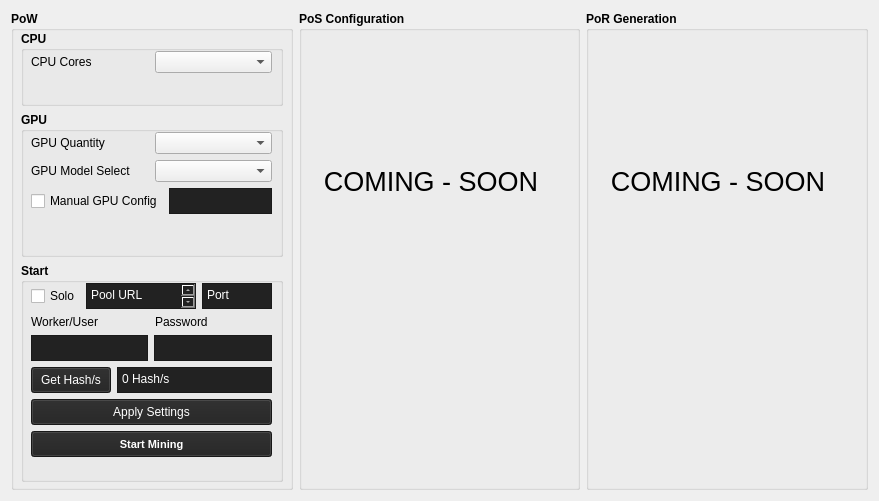
Before: the Qt Designer form src/qt/forms/generatepage.ui in CryptoCoderz/Espers, drawn with Qt 5.
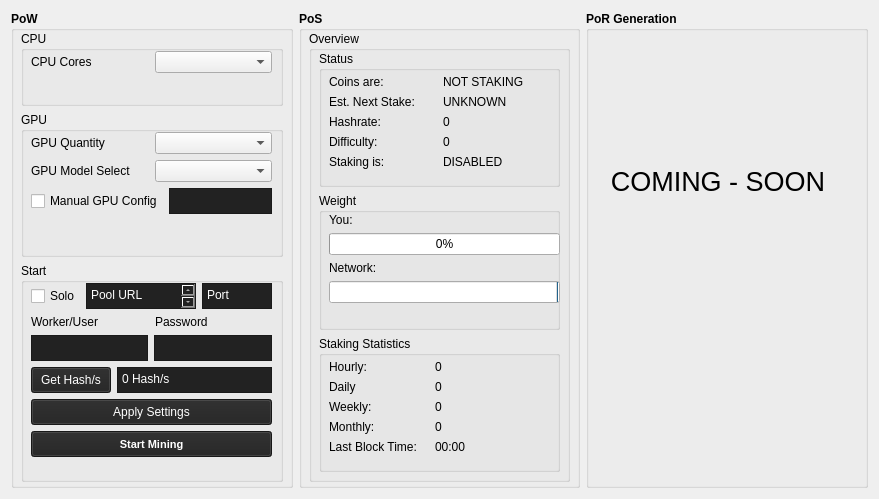
After: the same form once the commit is applied.

```diff
--- a/src/qt/forms/generatepage.ui
+++ b/src/qt/forms/generatepage.ui
@@ -7,7 +7,7 @@
     <x>0</x>
     <y>0</y>
     <width>879</width>
-    <height>501</height>
+    <height>499</height>
    </rect>
   </property>
   <property name="windowTitle">
@@ -55,8 +55,8 @@
              </property>
              <property name="font">
               <font>
-               <weight>75</weight>
-               <bold>true</bold>
+               <weight>50</weight>
+               <bold>false</bold>
               </font>
              </property>
              <property name="title">
@@ -137,8 +137,8 @@
              </property>
              <property name="font">
               <font>
-               <weight>75</weight>
-               <bold>true</bold>
+               <weight>50</weight>
+               <bold>false</bold>
               </font>
              </property>
              <property name="title">
@@ -294,8 +294,8 @@
              </property>
              <property name="font">
               <font>
-               <weight>75</weight>
-               <bold>true</bold>
+               <weight>50</weight>
+               <bold>false</bold>
               </font>
              </property>
              <property name="title">
@@ -664,33 +664,408 @@
           </font>
          </property>
          <property name="title">
-          <string>PoS Configuration</string>
+          <string>PoS</string>
          </property>
          <widget class="QWidget" name="verticalLayoutWidget_5">
           <property name="geometry">
            <rect>
             <x>10</x>
             <y>20</y>
-            <width>244</width>
-            <height>301</height>
+            <width>261</width>
+            <height>451</height>
            </rect>
           </property>
           <layout class="QVBoxLayout" name="verticalLayout_10">
            <item>
-            <widget class="QLabel" name="label_2">
+            <widget class="QGroupBox" name="groupBox_4">
              <property name="font">
               <font>
-               <pointsize>20</pointsize>
                <weight>50</weight>
                <bold>false</bold>
               </font>
              </property>
-             <property name="text">
-              <string>COMING - SOON</string>
+             <property name="title">
+              <string>Overview</string>
              </property>
-             <property name="alignment">
-              <set>Qt::AlignCenter</set>
-             </property>
+             <widget class="QWidget" name="verticalLayoutWidget_3">
+              <property name="geometry">
+               <rect>
+                <x>10</x>
+                <y>20</y>
+                <width>241</width>
+                <height>421</height>
+               </rect>
+              </property>
+              <layout class="QVBoxLayout" name="verticalLayout_11">
+               <item>
+                <widget class="QGroupBox" name="groupBox_5">
+                 <property name="title">
+                  <string>Status</string>
+                 </property>
+                 <widget class="QWidget" name="horizontalLayoutWidget">
+                  <property name="geometry">
+                   <rect>
+                    <x>10</x>
+                    <y>20</y>
+                    <width>221</width>
+                    <height>21</height>
+                   </rect>
+                  </property>
+                  <layout class="QHBoxLayout" name="horizontalLayout_2">
+                   <item>
+                    <widget class="QLabel" name="label_8">
+                     <property name="text">
+                      <string>Coins are:</string>
+                     </property>
+                    </widget>
+                   </item>
+                   <item>
+                    <widget class="QLabel" name="stkstat">
+                     <property name="text">
+                      <string>NOT STAKING</string>
+                     </property>
+                    </widget>
+                   </item>
+                  </layout>
+                 </widget>
+                 <widget class="QWidget" name="horizontalLayoutWidget_2">
+                  <property name="geometry">
+                   <rect>
+                    <x>10</x>
+                    <y>40</y>
+                    <width>221</width>
+                    <height>21</height>
+                   </rect>
+                  </property>
+                  <layout class="QHBoxLayout" name="horizontalLayout_3">
+                   <item>
+                    <widget class="QLabel" name="label_12">
+                     <property name="text">
+                      <string>Est. Next Stake:</string>
+                     </property>
+                    </widget>
+                   </item>
+                   <item>
+                    <widget class="QLabel" name="estnxt">
+                     <property name="text">
+                      <string>UNKNOWN</string>
+                     </property>
+                    </widget>
+                   </item>
+                  </layout>
+                 </widget>
+                 <widget class="QWidget" name="horizontalLayoutWidget_3">
+                  <property name="geometry">
+                   <rect>
+                    <x>10</x>
+                    <y>60</y>
+                    <width>221</width>
+                    <height>21</height>
+                   </rect>
+                  </property>
+                  <layout class="QHBoxLayout" name="horizontalLayout_4">
+                   <item>
+                    <widget class="QLabel" name="label_14">
+                     <property name="text">
+                      <string>Hashrate:</string>
+                     </property>
+                    </widget>
+                   </item>
+                   <item>
+                    <widget class="QLabel" name="hashrt">
+                     <property name="text">
+                      <string>0</string>
+                     </property>
+                    </widget>
+                   </item>
+                  </layout>
+                 </widget>
+                 <widget class="QWidget" name="horizontalLayoutWidget_4">
+                  <property name="geometry">
+                   <rect>
+                    <x>10</x>
+                    <y>80</y>
+                    <width>221</width>
+                    <height>21</height>
+                   </rect>
+                  </property>
+                  <layout class="QHBoxLayout" name="horizontalLayout_5">
+                   <item>
+                    <widget class="QLabel" name="label_15">
+                     <property name="text">
+                      <string>Difficulty:</string>
+                     </property>
+                    </widget>
+                   </item>
+                   <item>
+                    <widget class="QLabel" name="diffdsp">
+                     <property name="text">
+                      <string>0</string>
+                     </property>
+                    </widget>
+                   </item>
+                  </layout>
+                 </widget>
+                 <widget class="QWidget" name="horizontalLayoutWidget_9">
+                  <property name="geometry">
+                   <rect>
+                    <x>10</x>
+                    <y>100</y>
+                    <width>221</width>
+                    <height>21</height>
+                   </rect>
+                  </property>
+                  <layout class="QHBoxLayout" name="horizontalLayout_17">
+                   <item>
+                    <widget class="QLabel" name="label_11">
+                     <property name="text">
+                      <string>Staking is:</string>
+                     </property>
+                    </widget>
+                   </item>
+                   <item>
+                    <widget class="QLabel" name="stken">
+                     <property name="text">
+                      <string>DISABLED</string>
+                     </property>
+                    </widget>
+                   </item>
+                  </layout>
+                 </widget>
+                </widget>
+               </item>
+               <item>
+                <widget class="QGroupBox" name="groupBox_6">
+                 <property name="title">
+                  <string>Weight</string>
+                 </property>
+                 <widget class="QWidget" name="verticalLayoutWidget_8">
+                  <property name="geometry">
+                   <rect>
+                    <x>10</x>
+                    <y>20</y>
+                    <width>231</width>
+                    <height>113</height>
+                   </rect>
+                  </property>
+                  <layout class="QVBoxLayout" name="verticalLayout_12">
+                   <item>
+                    <widget class="QLabel" name="label_2">
+                     <property name="text">
+                      <string>You:</string>
+                     </property>
+                    </widget>
+                   </item>
+                   <item>
+                    <widget class="QProgressBar" name="urwheight">
+                     <property name="value">
+                      <number>0</number>
+                     </property>
+                    </widget>
+                   </item>
+                   <item>
+                    <widget class="QLabel" name="label_7">
+                     <property name="text">
+                      <string>Network:</string>
+                     </property>
+                    </widget>
+                   </item>
+                   <item>
+                    <widget class="QProgressBar" name="netweight">
+                     <property name="value">
+                      <number>0</number>
+                     </property>
+                     <property name="invertedAppearance">
+                      <bool>true</bool>
+                     </property>
+                    </widget>
+                   </item>
+                   <item>
+                    <spacer name="verticalSpacer_4">
+                     <property name="orientation">
+                      <enum>Qt::Vertical</enum>
+                     </property>
+                     <property name="sizeHint" stdset="0">
+                      <size>
+                       <width>20</width>
+                       <height>40</height>
+                      </size>
+                     </property>
+                    </spacer>
+                   </item>
+                  </layout>
+                 </widget>
+                </widget>
+               </item>
+               <item>
+                <widget class="QGroupBox" name="groupBox_7">
+                 <property name="title">
+                  <string>Staking Statistics</string>
+                 </property>
+                 <widget class="QWidget" name="horizontalLayoutWidget_5">
+                  <property name="geometry">
+                   <rect>
+                    <x>10</x>
+                    <y>20</y>
+                    <width>231</width>
+                    <height>21</height>
+                   </rect>
+                  </property>
+                  <layout class="QHBoxLayout" name="horizontalLayout_9">
+                   <item>
+                    <widget class="QLabel" name="label_18">
+                     <property name="maximumSize">
+                      <size>
+                       <width>100</width>
+                       <height>16777215</height>
+                      </size>
+                     </property>
+                     <property name="text">
+                      <string>Hourly:</string>
+                     </property>
+                    </widget>
+                   </item>
+                   <item>
+                    <widget class="QLabel" name="hourlydsp">
+                     <property name="text">
+                      <string>0</string>
+                     </property>
+                    </widget>
+                   </item>
+                  </layout>
+                 </widget>
+                 <widget class="QWidget" name="horizontalLayoutWidget_6">
+                  <property name="geometry">
+                   <rect>
+                    <x>10</x>
+                    <y>60</y>
+                    <width>231</width>
+                    <height>21</height>
+                   </rect>
+                  </property>
+                  <layout class="QHBoxLayout" name="horizontalLayout_14">
+                   <item>
+                    <widget class="QLabel" name="label_19">
+                     <property name="maximumSize">
+                      <size>
+                       <width>100</width>
+                       <height>16777215</height>
+                      </size>
+                     </property>
+                     <property name="text">
+                      <string>Weekly:</string>
+                     </property>
+                    </widget>
+                   </item>
+                   <item>
+                    <widget class="QLabel" name="weeklydsp">
+                     <property name="text">
+                      <string>0</string>
+                     </property>
+                    </widget>
+                   </item>
+                  </layout>
+                 </widget>
+                 <widget class="QWidget" name="horizontalLayoutWidget_7">
+                  <property name="geometry">
+                   <rect>
+                    <x>10</x>
+                    <y>80</y>
+                    <width>231</width>
+                    <height>21</height>
+                   </rect>
+                  </property>
+                  <layout class="QHBoxLayout" name="horizontalLayout_15">
+                   <item>
+                    <widget class="QLabel" name="label_21">
+                     <property name="maximumSize">
+                      <size>
+                       <width>100</width>
+                       <height>16777215</height>
+                      </size>
+                     </property>
+                     <property name="text">
+                      <string>Monthly:</string>
+                     </property>
+                    </widget>
+                   </item>
+                   <item>
+                    <widget class="QLabel" name="monthlydsp">
+                     <property name="text">
+                      <string>0</string>
+                     </property>
+                    </widget>
+                   </item>
+                  </layout>
+                 </widget>
+                 <widget class="QWidget" name="horizontalLayoutWidget_8">
+                  <property name="geometry">
+                   <rect>
+                    <x>10</x>
+                    <y>40</y>
+                    <width>231</width>
+                    <height>21</height>
+                   </rect>
+                  </property>
+                  <layout class="QHBoxLayout" name="horizontalLayout_16">
+                   <item>
+                    <widget class="QLabel" name="label_24">
+                     <property name="maximumSize">
+                      <size>
+                       <width>100</width>
+                       <height>16777215</height>
+                      </size>
+                     </property>
+                     <property name="text">
+                      <string>Daily</string>
+                     </property>
+                    </widget>
+                   </item>
+                   <item>
+                    <widget class="QLabel" name="dailydsp">
+                     <property name="text">
+                      <string>0</string>
+                     </property>
+                    </widget>
+                   </item>
+                  </layout>
+                 </widget>
+                 <widget class="QWidget" name="horizontalLayoutWidget_10">
+                  <property name="geometry">
+                   <rect>
+                    <x>10</x>
+                    <y>100</y>
+                    <width>231</width>
+                    <height>21</height>
+                   </rect>
+                  </property>
+                  <layout class="QHBoxLayout" name="horizontalLayout_20">
+                   <item>
+                    <widget class="QLabel" name="label_13">
+                     <property name="maximumSize">
+                      <size>
+                       <width>100</width>
+                       <height>16777215</height>
+                      </size>
+                     </property>
+                     <property name="text">
+                      <string>Last Block Time:</string>
+                     </property>
+                    </widget>
+                   </item>
+                   <item>
+                    <widget class="QLabel" name="lbTime">
+                     <property name="text">
+                      <string>00:00</string>
+                     </property>
+                    </widget>
+                   </item>
+                  </layout>
+                 </widget>
+                </widget>
+               </item>
+              </layout>
+             </widget>
             </widget>
            </item>
           </layout>
```
Left out of the diff: 6 changed lines with no effect on the pictures.
